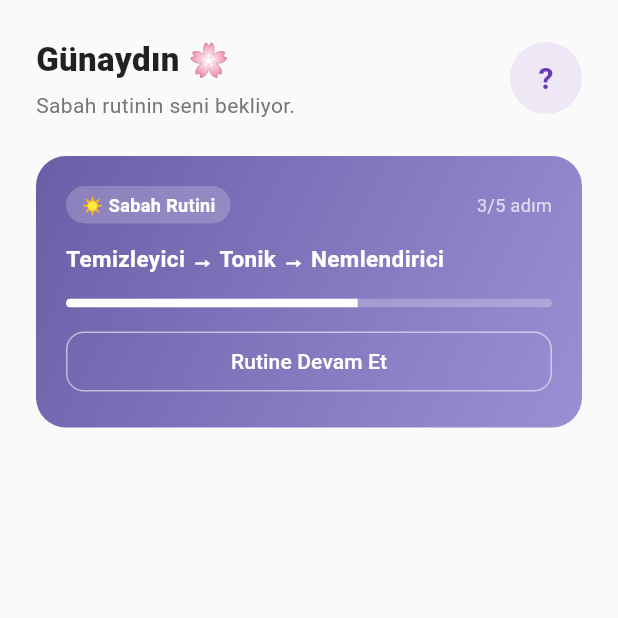
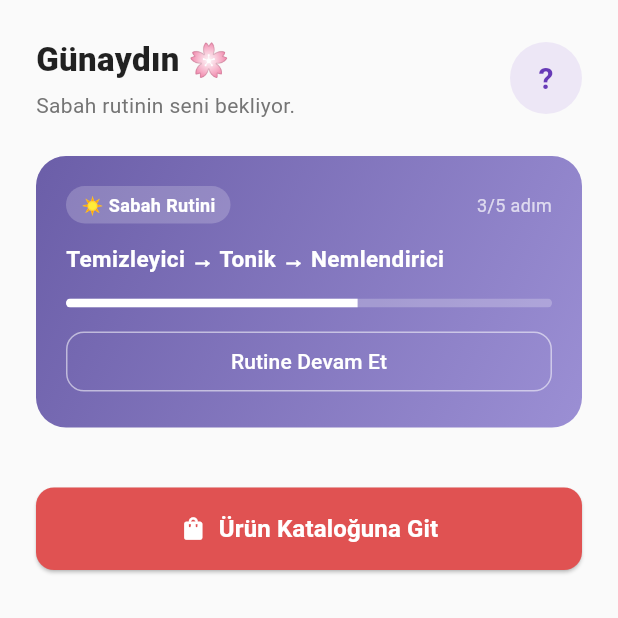
Before and after one commit to iamsevval/DermaSmart-FrontEnd, a Flutter app: the _HomeTab screen opened directly with empty values, on a phone screen of 412 x 824 dp, the top half of it. Run offline on Flutter 3.47's test engine with Material 3 defaults, Android fonts, the phone set to English and light mode, and no system bars; our stand-ins replace go_router, google_fonts, shared_preferences, table_calendar; accounts and stored records are empty; network calls fail.

Commit message:
PO integration test: Added Android emulator IP and navigation buttons

```diff
--- a/lib/core/router/app_router.dart
+++ b/lib/core/router/app_router.dart
@@ -22,8 +22,7 @@ final _shellNavigatorKey = GlobalKey<NavigatorState>();
 
 final GoRouter appRouter = GoRouter(
   navigatorKey: _rootNavigatorKey,
-  //initialLocation: AppRoutes.login,
-  initialLocation: '/catalog',
+  initialLocation: AppRoutes.login,
   routes: [
     GoRoute(
       path: AppRoutes.splash,
--- a/lib/features/home/screens/home_screen.dart
+++ b/lib/features/home/screens/home_screen.dart
@@ -3,6 +3,7 @@ import '../../routine/screens/routine_screen.dart';
 import '../../scan/screens/scan_screen.dart';
 import '../../progress/screens/progress_screen.dart';
 import '../../profile/screens/profile_screen.dart';
+import 'package:go_router/go_router.dart';
 
 class HomeScreen extends StatefulWidget {
   final String? userName;
@@ -364,6 +365,38 @@ class _HomeTab extends StatelessWidget {
                   ),
                 ),
               ],
+              // --- PO TESTİ İÇİN KATALOG BUTONU BURAYA EKLENDİ ---
+              const SizedBox(height: 24),
+              SizedBox(
+                width: double.infinity,
+                child: ElevatedButton(
+                  onPressed: () => context.push('/catalog'),
+                  style: ElevatedButton.styleFrom(
+                    backgroundColor: const Color(0xFFE05252), // Kırmızı buton
+                    padding: const EdgeInsets.symmetric(vertical: 16),
+                    shape: RoundedRectangleBorder(
+                      borderRadius: BorderRadius.circular(12),
+                    ),
+                  ),
+                  child: const Row(
+                    mainAxisAlignment: MainAxisAlignment.center,
+                    children: [
+                      Icon(Icons.shopping_bag, color: Colors.white),
+                      SizedBox(width: 8),
+                      Text(
+                        'Ürün Kataloğuna Git',
+                        style: TextStyle(
+                          color: Colors.white,
+                          fontSize: 16,
+                          fontWeight: FontWeight.bold,
+                        ),
+                      ),
+                    ],
+                  ),
+                ),
+              ),
+              const SizedBox(height: 24),
+              // --------------------------------------------------
             ],
           ),
         ),
--- a/lib/services/product_service.dart
+++ b/lib/services/product_service.dart
@@ -4,7 +4,7 @@ import 'package:dermasmart/features/product/screens/product_catalog_screen.dart'
 
 class ProductService {
   static Future<List<Product>> fetchProducts() async {
-    final String apiUrl = 'http://127.0.0.1:5030/api/products';
+    final String apiUrl = 'http://10.0.2.2:5030/api/products';
 
     try {
       final response = await http.get(Uri.parse(apiUrl));
```
Also changed, not shown: lib/features/product/screens/product_catalog_screen.dart (+8 -0 lines), lib/shared/widgets/main_scaffold.dart (+20 -3 lines).
